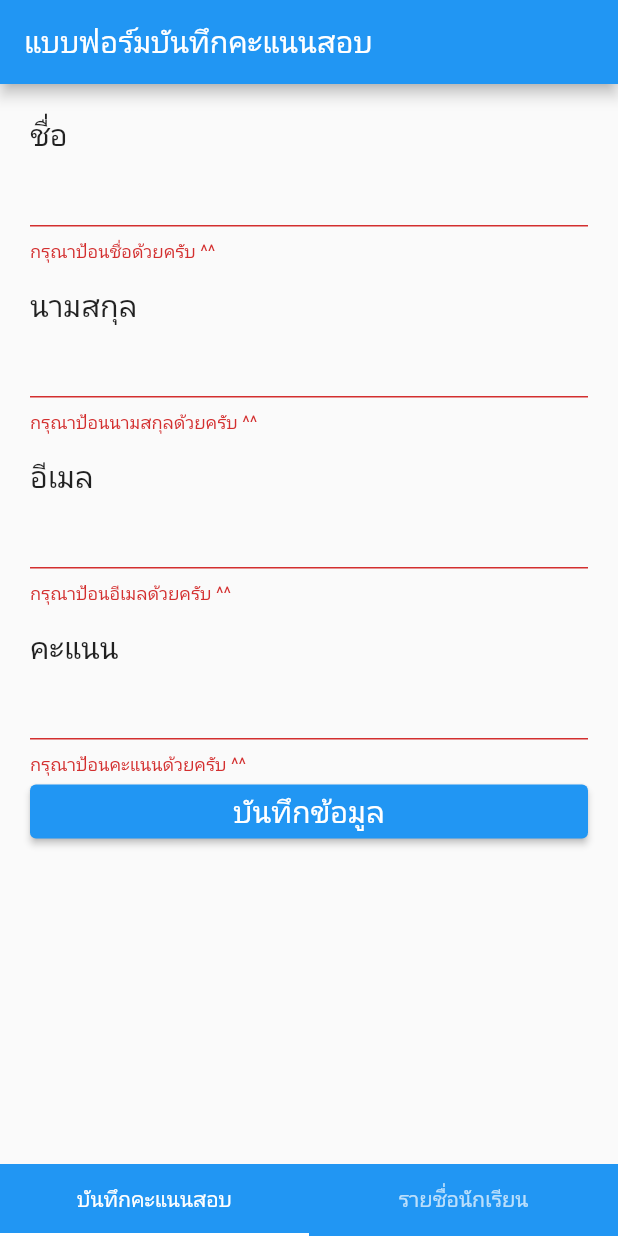
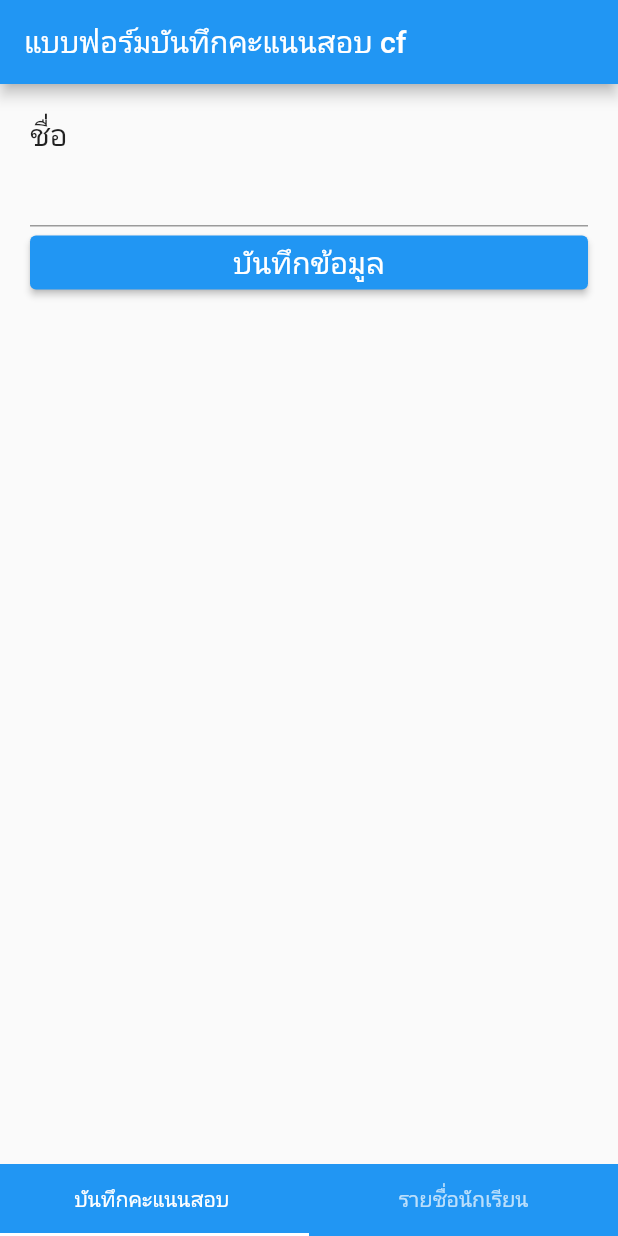
Before and after one commit to Aekkasitrun/FlutterApp, a Flutter app: the screen it shows after launch, after a tap on "บันทึกข้อมูล", on a phone screen of 412 x 824 dp. Run offline on Flutter 3.47's test engine with Material 2 defaults, Android fonts, the phone set to English and light mode, and no system bars; our stand-ins replace cloud_firestore, firebase_core, form_field_validator; accounts and stored records are empty.

```diff
--- a/lib/main.dart
+++ b/lib/main.dart
@@ -1,7 +1,10 @@
 import 'package:flutter/material.dart';
 import 'package:testapp1/screen/formscreen.dart';
+import 'package:firebase_core/firebase_core.dart';
 
-void main() {
+void main() async {
+  WidgetsFlutterBinding.ensureInitialized();
+  await Firebase.initializeApp();
   runApp(const MyApp());
 }
 
@@ -14,15 +17,6 @@ class MyApp extends StatelessWidget {
     return MaterialApp(
       title: 'Flutter Demo',
       theme: ThemeData(
-        // This is the theme of your application.
-        //
-        // Try running your application with "flutter run". You'll see the
-        // application has a blue toolbar. Then, without quitting the app, try
-        // changing the primarySwatch below to Colors.green and then invoke
-        // "hot reload" (press "r" in the console where you ran "flutter run",
-        // or simply save your changes to "hot reload" in a Flutter IDE).
-        // Notice that the counter didn't reset back to zero; the application
-        // is not restarted.
         primarySwatch: Colors.blue,
       ),
       home: const MyHomePage(title: 'Flutter Demo Home Page'),
@@ -51,8 +45,12 @@ class _MyHomePageState extends State<MyHomePage> {
         backgroundColor: Colors.blue,
         bottomNavigationBar: TabBar(
           tabs: [
-            Tab(text: "บันทึกคะแนนสอบ",),
-            Tab(text: "รายชื่อนักเรียน",  )
+            Tab(
+              text: "บันทึกคะแนนสอบ ",
+            ),
+            Tab(
+              text: "รายชื่อนักเรียน",
+            )
           ],
         ),
       ),
--- a/lib/screen/formscreen.dart
+++ b/lib/screen/formscreen.dart
@@ -1,8 +1,8 @@
 import 'package:cloud_firestore/cloud_firestore.dart';
 import 'package:firebase_core/firebase_core.dart';
 import 'package:flutter/material.dart';
+import 'package:form_field_validator/form_field_validator.dart';
 import 'package:testapp1/model/student.dart';
-import 'package:form_field_validator/form_field_validator.dart';
 
 class FormScreen extends StatefulWidget {
   @override
@@ -11,30 +11,27 @@ class FormScreen extends StatefulWidget {
 
 class _FormScreenState extends State<FormScreen> {
   final formKey = GlobalKey<FormState>();
-  Student myStudent = Student();
-  //เตรียม firebase
-  final Future<FirebaseApp> firebase = Firebase.initializeApp();
-  CollectionReference _studentCollection = FirebaseFirestore.instance.collection("students");
+  late Student myStudent = Student();
+
+  CollectionReference _studentCollection =
+      FirebaseFirestore.instance.collection("students");
+
+
+  Future<void> addUser(Student myStudent) {
+    // Call the user's CollectionReference to add a new user
+    return _studentCollection
+        .add({
+         "fname": myStudent.fname,
+        })
+        .then((value) => print("User Added"))
+        .catchError((error) => print("Failed to add user: $error"));
+  }
 
   @override
   Widget build(BuildContext context) {
-    return FutureBuilder(
-        future: firebase,
-        builder: (context, snapshot) {
-          if (snapshot.hasError) {
     return Scaffold(
               appBar: AppBar(
-                title: Text("Error"),
-              ),
-              body: Center(
-                child: Text("${snapshot.error}"),
-              ),
-            );
-          }
-          if (snapshot.connectionState == ConnectionState.done) {
-            return Scaffold(
-              appBar: AppBar(
-                title: Text("แบบฟอร์มบันทึกคะแนนสอบ"),
+                title: Text("แบบฟอร์มบันทึกคะแนนสอบ cf"),
               ),
               body: Container(
                 padding: EdgeInsets.all(20),
@@ -44,64 +41,16 @@ class _FormScreenState extends State<FormScreen> {
                       child: Column(
                         crossAxisAlignment: CrossAxisAlignment.start,
                         children: [
-                        Text(
+                          const Text(
                             "ชื่อ",
                             style: TextStyle(fontSize: 20),
                           ),
                           TextFormField(
-                          validator: RequiredValidator(
-                              errorText: "กรุณาป้อนชื่อด้วยครับ ^^"),
                             onSaved: (String? fname) {
                               myStudent.fname = fname;
                             },
                           ),
-                        SizedBox(
-                          height: 15,
-                        ),
-                        Text(
-                          "นามสกุล",
-                          style: TextStyle(fontSize: 20),
-                        ),
-                        TextFormField(
-                          validator: RequiredValidator(
-                              errorText: "กรุณาป้อนนามสกุลด้วยครับ ^^"),
-                          onSaved: (String? lname) {
-                            myStudent.lname = lname;
-                          },
-                        ),
-                        SizedBox(
-                          height: 15,
-                        ),
-                        Text(
-                          "อีเมล",
-                          style: TextStyle(fontSize: 20),
-                        ),
-                        TextFormField(
-                          validator: MultiValidator([
-                            EmailValidator(errorText: "รูปแบบอีเมลไม่ถูกต้อง"),
-                            RequiredValidator(
-                                errorText: "กรุณาป้อนอีเมลด้วยครับ ^^")
-                          ]),
-                          onSaved: (String? email) {
-                            myStudent.email = email;
-                          },
-                          keyboardType: TextInputType.emailAddress,
-                        ),
-                        SizedBox(
-                          height: 15,
-                        ),
-                        Text(
-                          "คะแนน",
-                          style: TextStyle(fontSize: 20),
-                        ),
-                        TextFormField(
-                          validator: RequiredValidator(
-                              errorText: "กรุณาป้อนคะแนนด้วยครับ ^^"),
-                          onSaved: (String? score) {
-                            myStudent.score = score;
-                          },
-                          keyboardType: TextInputType.number,
-                        ),
+
                           SizedBox(
                             width: double.infinity,
                             child: ElevatedButton(
@@ -109,31 +58,23 @@ class _FormScreenState extends State<FormScreen> {
                                   "บันทึกข้อมูล",
                                   style: TextStyle(fontSize: 20),
                                 ),
-                              onPressed: () async{
-                                if (formKey.currentState!.validate()) {
+                                onPressed: () async {
+                                  print("-----------------------------------------------------------------------");
+
                                     formKey.currentState?.save();
-                                   await _studentCollection.add({
-                                      "fname":myStudent.fname,
-                                      "lname":myStudent.lname,
-                                      "email":myStudent.email,
-                                      "score":myStudent.score
-                                   });
+
+                                    await addUser(myStudent);
+
+
                                     formKey.currentState?.reset();
-                                }
+
                                 }),
                           )
                         ],
                       ),
-                  ),
-                ),
+                    )),
               ),
             );
           }
-          return Scaffold(
-            body: Center(
-              child: CircularProgressIndicator(),
-            ),
-          );
-        });
+
 }
-}
--- a/pubspec.yaml
+++ b/pubspec.yaml
@@ -36,9 +36,10 @@ dependencies:
   # The following adds the Cupertino Icons font to your application.
   # Use with the CupertinoIcons class for iOS style icons.
   cupertino_icons: ^1.0.2
+  cloud_firestore: ^4.1.0
   form_field_validator: ^1.1.0
   firebase_core: ^2.3.0
-  cloud_firestore: ^4.1.0
+
 
 dev_dependencies:
   flutter_test:
```
Also changed, not shown: lib/screen/display.dart (deleted, +0 -42 lines), 2 other files. Lines whose indentation alone changed are shown as unchanged.
